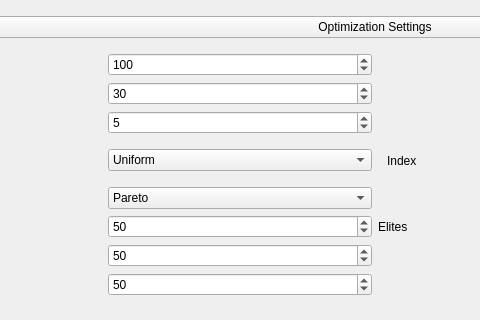
Before: the Qt Designer form ui_files/run_tune.ui in Dark-Elektron/CavityDesignHub, drawn with Qt 5; both pictures show x 203 to 683 and y 403 to 723 of the 1342 by 894 pixel window.
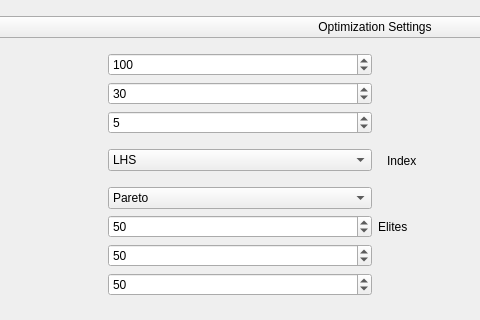
After: the same form once the commit is applied. The open tabs and pages were chosen to show the change. Icons and pictures are not drawn. Custom widgets are drawn as their Qt base class.

What changed in the file:
```diff
--- a/ui_files/run_tune.ui
+++ b/ui_files/run_tune.ui
@@ -1886,8 +1886,8 @@
                <rect>
                 <x>0</x>
                 <y>0</y>
-                <width>520</width>
-                <height>1414</height>
+                <width>674</width>
+                <height>1269</height>
                </rect>
               </property>
               <layout class="QGridLayout" name="gridLayout_3">
@@ -2083,12 +2083,7 @@
                    <widget class="QComboBox" name="cb_Init_Generation_Method">
                     <item>
                      <property name="text">
-                      <string>Uniform</string>
-                     </property>
-                    </item>
-                    <item>
-                     <property name="text">
-                      <string>Random</string>
+                      <string>LHS</string>
                      </property>
                     </item>
                     <item>
```
Left out of the diff: 16 changed lines with no effect on the pictures.
